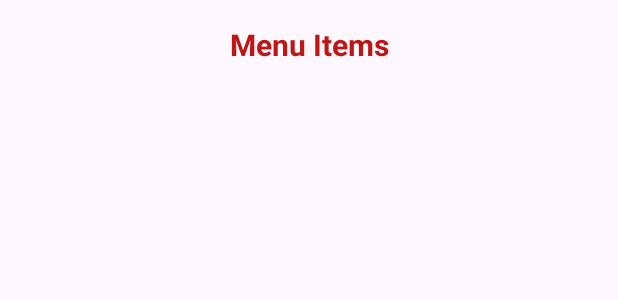
After one commit to Pradeep912830/QuickBite, an Android app: the layout fragment_bottom__sheet_.xml on its own in the app's theme, with its tools: preview values and no code run, on a phone screen of 412 x 824 dp. The commit adds this screen. Shown: the top 300 px of the screen. Run offline under Robolectric (Android 15) with nearby library versions, the phone set to English and light mode, and no system bars.

Commit message:
BottomSheet fragment completed

```diff
--- a/app/src/main/java/com/example/foodorderapp/Fragment/HomeFragment.java
+++ b/app/src/main/java/com/example/foodorderapp/Fragment/HomeFragment.java
@@ -6,6 +6,7 @@ import android.view.LayoutInflater;
 import android.view.View;
 import android.view.ViewGroup;
 import android.widget.Button;
+import android.widget.TextView;
 import android.widget.Toast;
 
 import androidx.annotation.NonNull;
@@ -43,6 +44,11 @@ public class HomeFragment extends Fragment {
         imageSlider = view.findViewById(R.id.image_slider);
         recyclerView = view.findViewById(R.id.recyclerView);
 
+        TextView menuItemBtn = view.findViewById(R.id.menu_button);
+        menuItemBtn.setOnClickListener(v -> {
+            BottomSheetFragment bottomSheet = new BottomSheetFragment();
+            bottomSheet.show(getParentFragmentManager(), "MenuBottomSheet");
+        });
 
 
         setupImageSlider();
--- /dev/null
+++ b/app/src/main/res/layout/fragment_bottom__sheet_.xml
@@ -0,0 +1,36 @@
+<?xml version="1.0" encoding="utf-8"?>
+<androidx.constraintlayout.widget.ConstraintLayout
+    xmlns:android="http://schemas.android.com/apk/res/android"
+    xmlns:app="http://schemas.android.com/apk/res-auto"
+    xmlns:tools="http://schemas.android.com/tools"
+    android:layout_width="match_parent"
+    android:layout_height="match_parent"
+    tools:context=".Fragment.Bottom_Sheet_Fragment">
+
+    <TextView
+        android:id="@+id/textView3"
+        android:layout_width="0dp"
+        android:layout_height="wrap_content"
+        android:gravity="center"
+        android:text="Menu Items"
+        android:textColor="@color/mainDark"
+        android:textSize="20sp"
+        android:textStyle="bold"
+        app:layout_constraintTop_toTopOf="parent"
+        app:layout_constraintStart_toStartOf="parent"
+        app:layout_constraintEnd_toEndOf="parent"
+        android:layout_marginTop="16dp"
+        android:layout_marginBottom="8dp"/>
+
+    <androidx.recyclerview.widget.RecyclerView
+        android:id="@+id/menuRecyclerView"
+        android:layout_width="0dp"
+        android:layout_height="0dp"
+        android:clipToPadding="false"
+        android:paddingBottom="16dp"
+        app:layout_constraintTop_toBottomOf="@id/textView3"
+        app:layout_constraintStart_toStartOf="parent"
+        app:layout_constraintEnd_toEndOf="parent"
+        app:layout_constraintBottom_toBottomOf="parent" />
+
+</androidx.constraintlayout.widget.ConstraintLayout>
```
Also changed, not shown: app/src/main/java/com/example/foodorderapp/Fragment/BottomSheetFragment.java (added, +84 -0 lines), app/src/main/java/com/example/foodorderapp/Model/MenuItemModel.java (added, +17 -0 lines), app/src/main/java/com/example/foodorderapp/adapter/MenuAdapter.java (added, +56 -0 lines), app/src/main/res/layout/menu_item.xml (added, +87 -0 lines).
